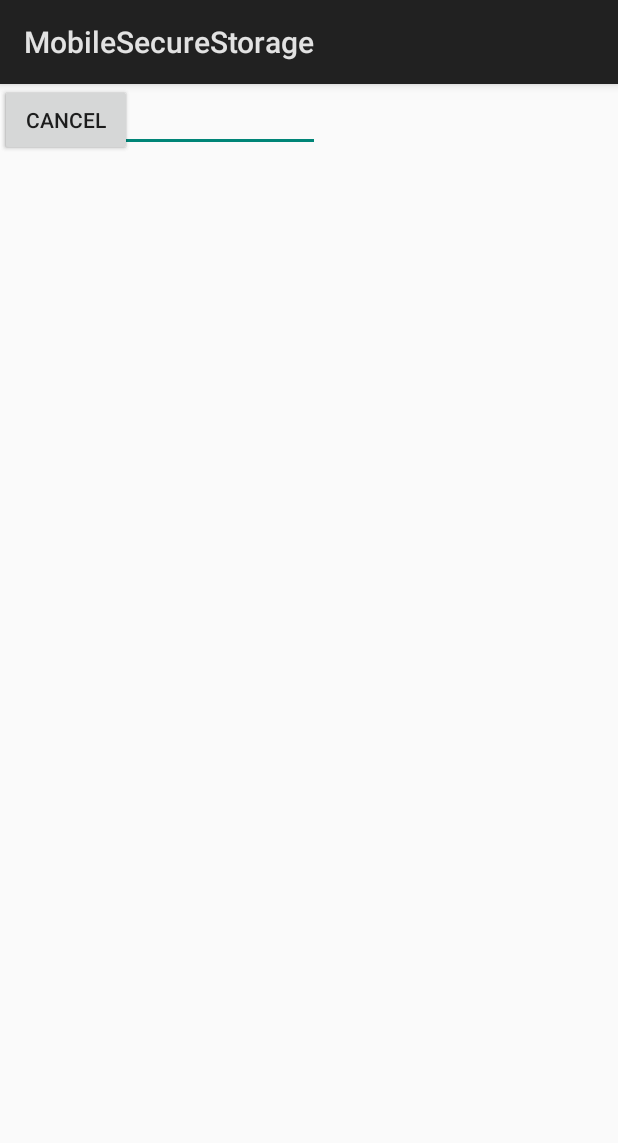
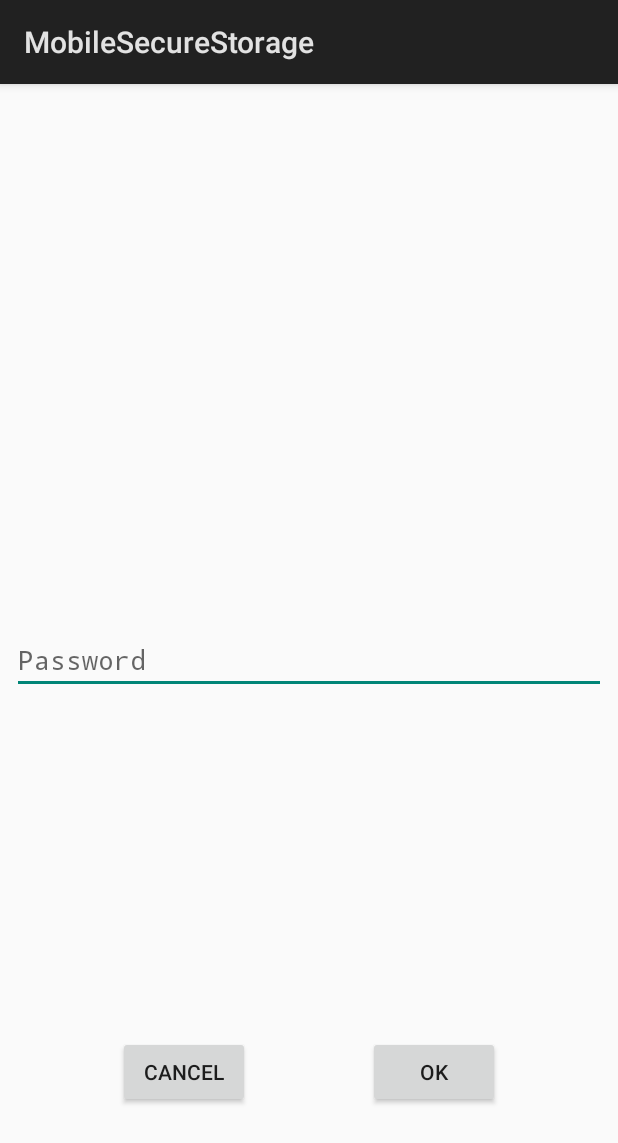
Before and after one commit to kevinvandenbreemen/android-file-vault, an Android app: the LoadSecureFileSystem screen opened directly, with no data from a screen before it, on a phone screen of 412 x 824 dp. Shown: the top 1143 px of the screen. Run offline under Robolectric (Android 15) with nearby library versions, the phone set to English and light mode, and no system bars; 1 statement that could not run was skipped.

Commit message:
Clean up formatting for this UI

```diff
--- a/app/src/main/res/layout/activity_load_secure_file_system.xml
+++ b/app/src/main/res/layout/activity_load_secure_file_system.xml
@@ -1,5 +1,6 @@
 <?xml version="1.0" encoding="utf-8"?>
 <android.support.constraint.ConstraintLayout xmlns:android="http://schemas.android.com/apk/res/android"
+    xmlns:app="http://schemas.android.com/apk/res-auto"
     xmlns:tools="http://schemas.android.com/tools"
     android:layout_width="match_parent"
     android:layout_height="match_parent"
@@ -7,27 +8,46 @@
 
     <EditText
         android:id="@+id/password"
-        android:layout_width="wrap_content"
+        android:layout_width="match_parent"
         android:layout_height="wrap_content"
+        android:layout_marginBottom="8dp"
+        android:layout_marginEnd="8dp"
+        android:layout_marginStart="8dp"
+        android:layout_marginTop="8dp"
         android:ems="10"
+        android:hint="@string/password"
         android:inputType="textPassword"
-        tools:layout_editor_absoluteX="84dp"
-        tools:layout_editor_absoluteY="232dp" />
+        app:layout_constraintBottom_toBottomOf="parent"
+        app:layout_constraintEnd_toEndOf="parent"
+        app:layout_constraintStart_toStartOf="parent"
+        app:layout_constraintTop_toTopOf="parent" />
 
     <Button
         android:id="@+id/ok"
         android:layout_width="wrap_content"
         android:layout_height="wrap_content"
+        android:layout_marginBottom="8dp"
+        android:layout_marginTop="8dp"
         android:onClick="onOkay"
         android:text="@string/ok"
-        tools:layout_editor_absoluteX="211dp"
-        tools:layout_editor_absoluteY="431dp" />
+        app:layout_constraintBottom_toBottomOf="parent"
+        app:layout_constraintEnd_toEndOf="parent"
+        app:layout_constraintHorizontal_bias="0.5"
+        app:layout_constraintStart_toEndOf="@+id/cancel"
+        app:layout_constraintTop_toTopOf="parent"
+        app:layout_constraintVertical_bias="0.89" />
 
     <Button
         android:id="@+id/cancel"
         android:layout_width="wrap_content"
         android:layout_height="wrap_content"
+        android:layout_marginBottom="8dp"
+        android:layout_marginTop="8dp"
         android:text="@string/cancel"
-        tools:layout_editor_absoluteX="48dp"
-        tools:layout_editor_absoluteY="421dp" />
+        app:layout_constraintBottom_toBottomOf="parent"
+        app:layout_constraintEnd_toStartOf="@+id/ok"
+        app:layout_constraintHorizontal_bias="0.5"
+        app:layout_constraintStart_toStartOf="parent"
+        app:layout_constraintTop_toTopOf="parent"
+        app:layout_constraintVertical_bias="0.89" />
 </android.support.constraint.ConstraintLayout>
```
